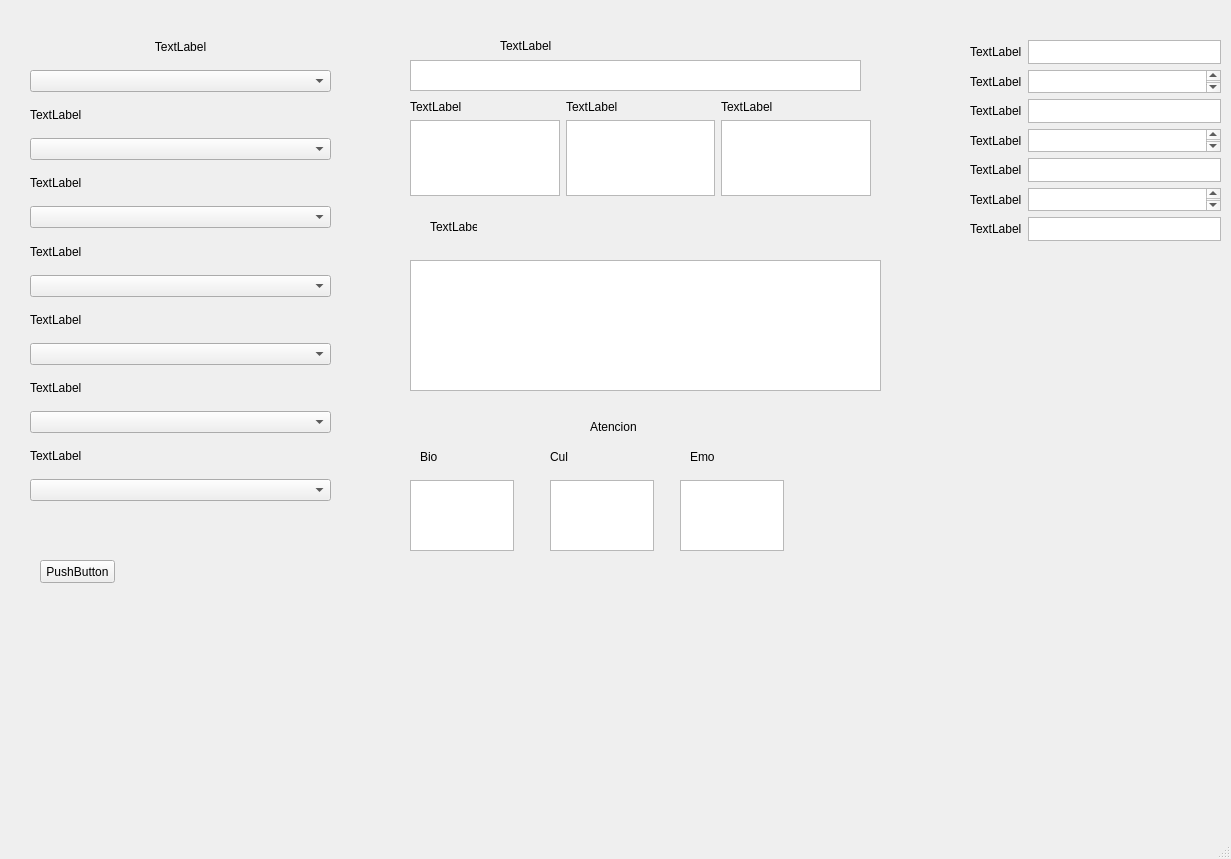
Above: ventana.ui from Mjcev/Brain_Cemisid_4.0A before the change. Below: the same form after it.
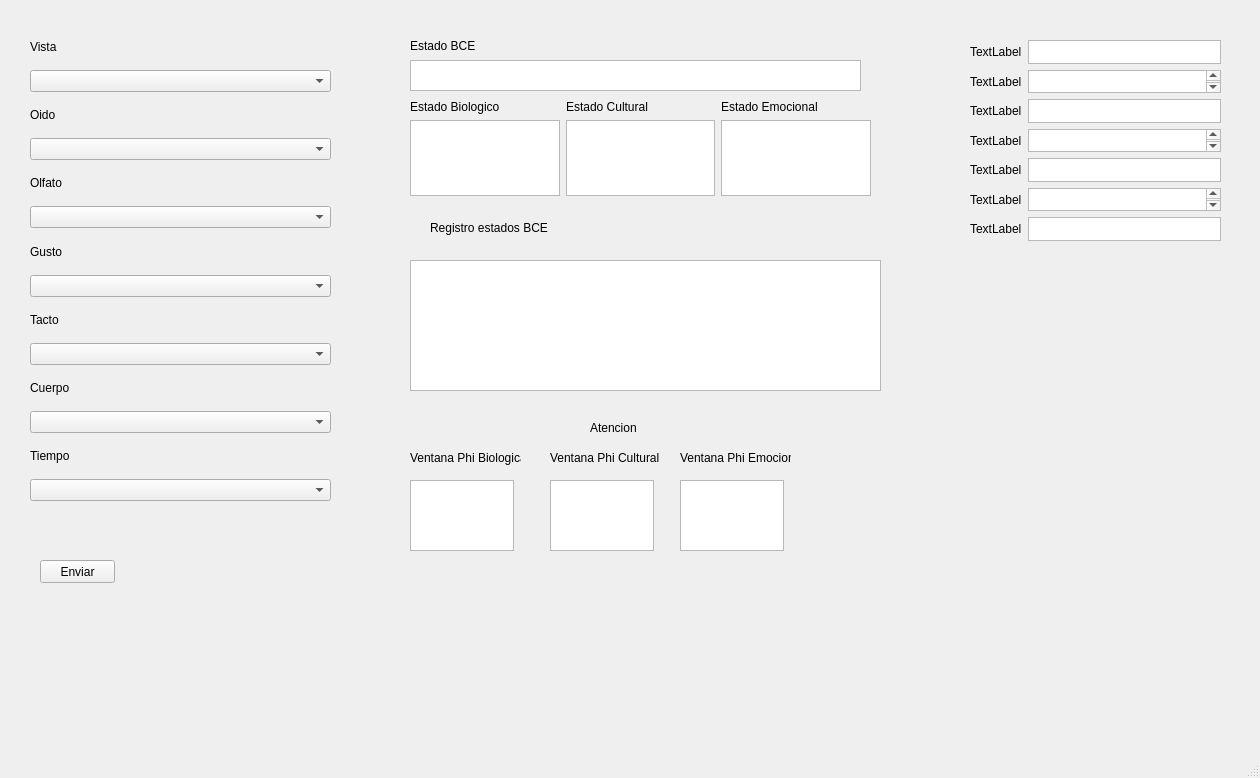
That is the form after the change.

```diff
--- a/ventana.ui
+++ b/ventana.ui
@@ -6,8 +6,8 @@
    <rect>
     <x>0</x>
     <y>0</y>
-    <width>1231</width>
-    <height>859</height>
+    <width>1260</width>
+    <height>778</height>
    </rect>
   </property>
   <property name="windowTitle">
@@ -24,7 +24,7 @@
      </rect>
     </property>
     <property name="text">
-     <string>PushButton</string>
+     <string>Enviar</string>
     </property>
    </widget>
    <widget class="QWidget" name="verticalLayoutWidget">
@@ -40,10 +40,10 @@
      <item>
       <widget class="QLabel" name="label">
        <property name="text">
-        <string>TextLabel</string>
+        <string>Vista</string>
        </property>
        <property name="alignment">
-        <set>Qt::AlignCenter</set>
+        <set>Qt::AlignLeading|Qt::AlignLeft|Qt::AlignVCenter</set>
        </property>
       </widget>
      </item>
@@ -53,7 +53,7 @@
      <item>
       <widget class="QLabel" name="label_2">
        <property name="text">
-        <string>TextLabel</string>
+        <string>Oido</string>
        </property>
       </widget>
      </item>
@@ -63,7 +63,7 @@
      <item>
       <widget class="QLabel" name="label_3">
        <property name="text">
-        <string>TextLabel</string>
+        <string>Olfato</string>
        </property>
       </widget>
      </item>
@@ -73,7 +73,7 @@
      <item>
       <widget class="QLabel" name="label_4">
        <property name="text">
-        <string>TextLabel</string>
+        <string>Gusto</string>
        </property>
       </widget>
      </item>
@@ -83,7 +83,7 @@
      <item>
       <widget class="QLabel" name="label_5">
        <property name="text">
-        <string>TextLabel</string>
+        <string>Tacto</string>
        </property>
       </widget>
      </item>
@@ -93,7 +93,7 @@
      <item>
       <widget class="QLabel" name="label_6">
        <property name="text">
-        <string>TextLabel</string>
+        <string>Cuerpo</string>
        </property>
       </widget>
      </item>
@@ -103,7 +103,7 @@
      <item>
       <widget class="QLabel" name="label_7">
        <property name="text">
-        <string>TextLabel</string>
+        <string>Tiempo</string>
        </property>
       </widget>
      </item>
@@ -288,14 +288,14 @@
    <widget class="QLabel" name="label_15">
     <property name="geometry">
      <rect>
-      <x>500</x>
+      <x>410</x>
       <y>30</y>
       <width>241</width>
       <height>31</height>
      </rect>
     </property>
     <property name="text">
-     <string>TextLabel</string>
+     <string>Estado BCE</string>
     </property>
    </widget>
    <widget class="QTextBrowser" name="textBrowser_8">
@@ -313,12 +313,12 @@
      <rect>
       <x>430</x>
       <y>220</y>
-      <width>47</width>
-      <height>13</height>
+      <width>131</width>
+      <height>16</height>
      </rect>
     </property>
     <property name="text">
-     <string>TextLabel</string>
+     <string>Registro estados BCE</string>
     </property>
    </widget>
    <widget class="QTableView" name="tableView">
@@ -346,21 +346,21 @@
        <item>
         <widget class="QLabel" name="label_18">
          <property name="text">
-          <string>TextLabel</string>
+          <string>Estado Biologico</string>
          </property>
         </widget>
        </item>
        <item>
         <widget class="QLabel" name="label_19">
          <property name="text">
-          <string>TextLabel</string>
+          <string>Estado Cultural</string>
          </property>
         </widget>
        </item>
        <item>
         <widget class="QLabel" name="label_20">
          <property name="text">
-          <string>TextLabel</string>
+          <string>Estado Emocional</string>
          </property>
         </widget>
        </item>
@@ -422,14 +422,14 @@
    <widget class="QLabel" name="label_17">
     <property name="geometry">
      <rect>
-      <x>420</x>
+      <x>410</x>
       <y>450</y>
-      <width>47</width>
-      <height>13</height>
+      <width>111</width>
+      <height>16</height>
      </rect>
     </property>
     <property name="text">
-     <string>Bio</string>
+     <string>Ventana Phi Biologica</string>
     </property>
    </widget>
    <widget class="QLabel" name="label_21">
@@ -437,25 +437,25 @@
      <rect>
       <x>550</x>
       <y>450</y>
-      <width>47</width>
-      <height>13</height>
+      <width>111</width>
+      <height>16</height>
      </rect>
     </property>
     <property name="text">
-     <string>Cul</string>
+     <string>Ventana Phi Cultural</string>
     </property>
    </widget>
    <widget class="QLabel" name="label_22">
     <property name="geometry">
      <rect>
-      <x>690</x>
+      <x>680</x>
       <y>450</y>
-      <width>47</width>
-      <height>13</height>
+      <width>111</width>
+      <height>16</height>
      </rect>
     </property>
     <property name="text">
-     <string>Emo</string>
+     <string>Ventana Phi Emocional</string>
     </property>
    </widget>
    <widget class="QLabel" name="label_23">
@@ -463,8 +463,8 @@
      <rect>
       <x>590</x>
       <y>420</y>
-      <width>47</width>
-      <height>13</height>
+      <width>101</width>
+      <height>16</height>
      </rect>
     </property>
     <property name="text">
```
Left out of the diff: 2 changed lines with no effect on the pictures.
